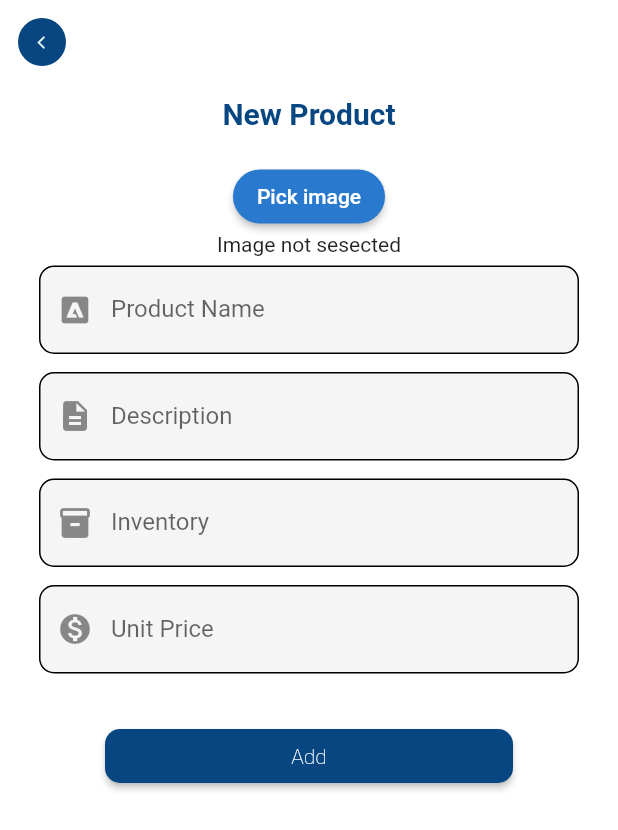
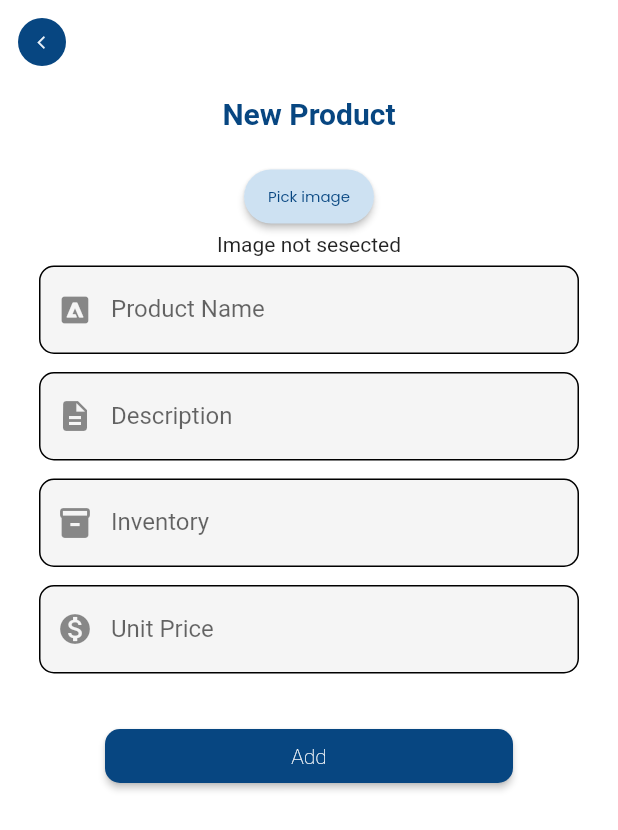
Before and after one commit to Kulwa-silya/tona, a Flutter app: the Addproduct screen opened directly, on a phone screen of 412 x 824 dp. Shown: the top 830 px of the screen. Run offline on Flutter 3.47's test engine with Material 2 defaults, Android fonts, the phone set to English and light mode, and no system bars; our stand-ins replace animated_splash_screen, extended_image, flutter_spinkit, google_fonts, image_picker, percent_indicator and 4 more; missing offline and left inert: wc_form_validators; accounts and stored records are empty; project files that could hold a hidden picture were left out.

```diff
--- a/tona_frontend/lib/Admin/Pages/Products/addproduct.dart
+++ b/tona_frontend/lib/Admin/Pages/Products/addproduct.dart
@@ -7,6 +7,7 @@ import 'package:flutter/services.dart';
 import 'package:http/http.dart' as http;
 import 'package:image_picker/image_picker.dart';
 import 'package:machafuapp/Admin/Pages/Products/products.dart';
+import 'package:machafuapp/Admin/ui/shared/text_styles.dart';
 import 'package:shared_preferences/shared_preferences.dart';
 import '../../Shared/myTextFormField.dart';
 import '../../consts/colorTheme.dart';
@@ -222,14 +223,15 @@ class _AddproductState extends State<Addproduct> {
                           onPressed: () {
                             uploadImage();
                           },
-
                           style: ElevatedButton.styleFrom(
-                                  primary: ColorTheme.m_blue_mpauko,
-                                  shape: RoundedRectangleBorder(
-                                      borderRadius:
-                                          BorderRadius.circular(80.0)),
-                                ),
-                          child: Text("Pick image")),
+                            primary: ColorTheme.m_blue_mpauko_zaidi,
+                            shape: RoundedRectangleBorder(
+                                borderRadius: BorderRadius.circular(80.0)),
+                          ),
+                          child: Text(
+                            "Pick image",
+                            style: kSmallRegularTextStyle,
+                          )),
                       _isImageSelected == false
                           ? SizedBox.shrink()
                           : Padding(
@@ -366,9 +368,9 @@ class _AddproductState extends State<Addproduct> {
 
                       success == true
                           ? CircularProgressIndicator(
-                  strokeWidth: 1,
-                  color: ColorTheme.m_blue,
-                )
+                              strokeWidth: 1,
+                              color: ColorTheme.m_blue,
+                            )
                           : Padding(
                               padding: EdgeInsets.symmetric(
                                   horizontal: 60.0, vertical: 25.0),
```
Also changed, not shown: tona_frontend/lib/Admin/Pages/Products/products.dart (+0 -38 lines), tona_frontend/lib/Admin/Pages/Products/productsCategory.dart (+86 -7 lines), tona_frontend/lib/Admin/Pages/Users/view.dart (+11 -1 lines).
